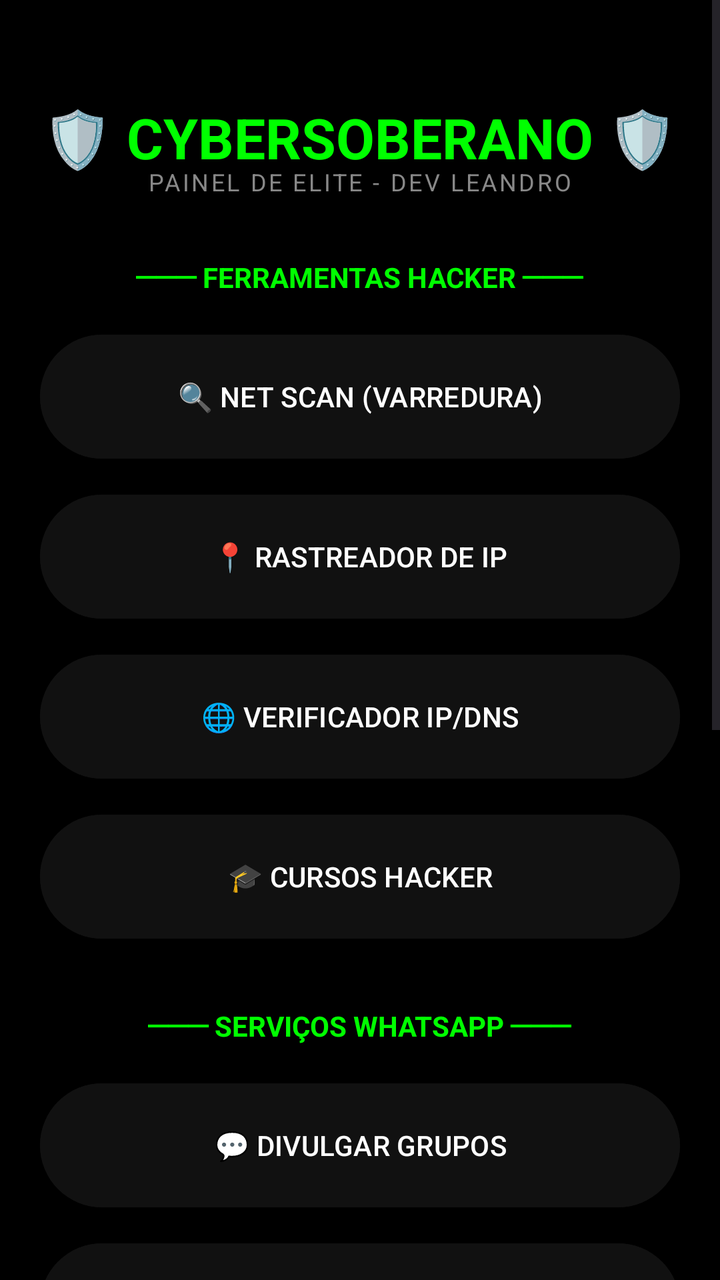
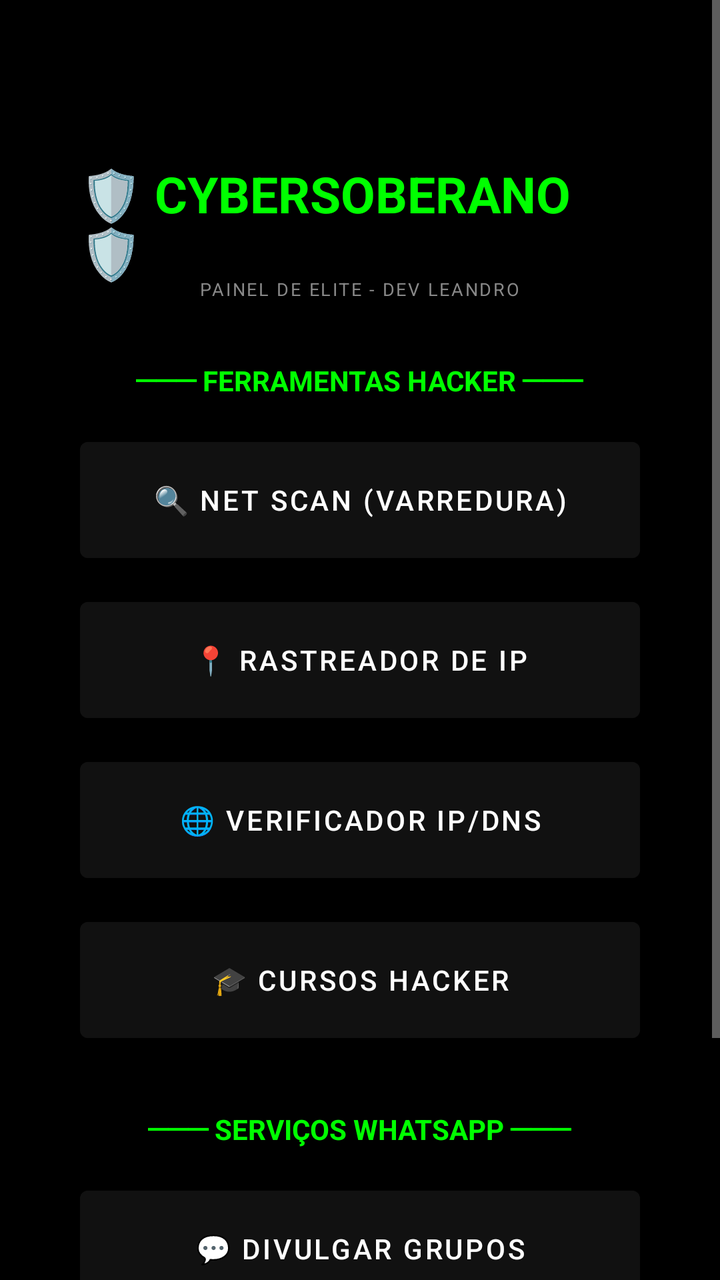

Two renders of the same Android screen: before a commit and after it. Below are the layout's source before the change and the commit's diff.
<!-- AndroidManifest.xml: application theme Theme.CyberSoberano -->
<!-- res/layout/activity_main.xml -->
<?xml version="1.0" encoding="utf-8"?>
<ScrollView xmlns:android="http://schemas.android.com/apk/res/android"
    xmlns:tools="http://schemas.android.com/tools"
    android:layout_width="match_parent"
    android:layout_height="match_parent"
    android:background="#000000"
    tools:ignore="HardcodedText">

    <LinearLayout
        android:layout_width="match_parent"
        android:layout_height="wrap_content"
        android:orientation="vertical"
        android:gravity="center_horizontal"
        android:padding="20dp">

        <LinearLayout
            android:layout_width="match_parent"
            android:layout_height="wrap_content"
            android:orientation="vertical"
            android:layout_marginTop="30dp"
            android:layout_marginBottom="30dp"
            android:gravity="center">

            <TextView
                android:layout_width="wrap_content"
                android:layout_height="wrap_content"
                android:text="🛡️ CYBERSOBERANO 🛡️"
                android:textColor="#00FF00"
                android:textSize="28sp"
                android:textStyle="bold" />

            <TextView
                android:layout_width="wrap_content"
                android:layout_height="wrap_content"
                android:layout_marginTop="-5dp"
                android:text="PAINEL DE ELITE - DEV LEANDRO"
                android:textColor="#888888"
                android:textSize="12sp"
                android:letterSpacing="0.1" />
        </LinearLayout>

        <TextView
            android:layout_width="wrap_content"
            android:layout_height="wrap_content"
            android:layout_marginBottom="15dp"
            android:text="─── FERRAMENTAS HACKER ───"
            android:textColor="#00FF00"
            android:textStyle="bold" />

        <Button android:id="@+id/btnNetScan" android:layout_width="match_parent" android:layout_height="70dp" android:layout_marginBottom="10dp" android:backgroundTint="#111111" android:text="🔍 NET SCAN (VARREDURA)" android:textColor="#FFFFFF" />
        <Button android:id="@+id/btnHashGen" android:layout_width="match_parent" android:layout_height="70dp" android:layout_marginBottom="10dp" android:backgroundTint="#111111" android:text="📍 RASTREADOR DE IP" android:textColor="#FFFFFF" />
        <Button android:id="@+id/btnDNS" android:layout_width="match_parent" android:layout_height="70dp" android:layout_marginBottom="10dp" android:backgroundTint="#111111" android:text="🌐 VERIFICADOR IP/DNS" android:textColor="#FFFFFF" />

        <Button android:id="@+id/btnCursos" android:layout_width="match_parent" android:layout_height="70dp" android:layout_marginBottom="30dp" android:backgroundTint="#111111" android:text="🎓 CURSOS HACKER" android:textColor="#FFFFFF" />

        <TextView
            android:layout_width="wrap_content"
            android:layout_height="wrap_content"
            android:layout_marginBottom="15dp"
            android:text="─── SERVIÇOS WHATSAPP ───"
            android:textColor="#00FF00"
            android:textStyle="bold" />

        <Button android:id="@+id/btnGrupos" android:layout_width="match_parent" android:layout_height="70dp" android:layout_marginBottom="10dp" android:backgroundTint="#111111" android:text="💬 DIVULGAR GRUPOS" android:textColor="#FFFFFF" />
        <Button android:id="@+id/btnAlugarBot" android:layout_width="match_parent" android:layout_height="70dp" android:layout_marginBottom="10dp" android:backgroundTint="#111111" android:text="🤖 BOTS PARA WHATSAPP" android:textColor="#FFFFFF" />
        <Button android:id="@+id/btnLinkWhats" android:layout_width="match_parent" android:layout_height="70dp" android:layout_marginBottom="30dp" android:backgroundTint="#111111" android:text="🔗 GERADOR DE LINKS" android:textColor="#FFFFFF" />

        <TextView
            android:layout_width="wrap_content"
            android:layout_height="wrap_content"
            android:layout_marginBottom="15dp"
            android:text="─── MONETIZAÇÃO E EXTRA ───"
            android:textColor="#00FF00"
            android:textStyle="bold" />

        <Button android:id="@+id/btnPremium" android:layout_width="match_parent" android:layout_height="70dp" android:layout_marginBottom="10dp" android:backgroundTint="#111111" android:text="💰 LOJA PREMIUM" android:textColor="#FFFFFF" />
        <Button android:id="@+id/btnAds" android:layout_width="match_parent" android:layout_height="70dp" android:layout_marginBottom="10dp" android:backgroundTint="#111111" android:text="📺 ASSISTIR ADS (FREE)" android:textColor="#FFFFFF" />
        <Button android:id="@+id/btnSuporte" android:layout_width="match_parent" android:layout_height="70dp" android:layout_marginBottom="40dp" android:backgroundTint="#111111" android:text="🛠️ SUPORTE TÉCNICO" android:textColor="#FFFFFF" />

    </LinearLayout>
</ScrollView>
<!-- resources referenced by this layout -->
<resources>
  <style name="Theme.CyberSoberano" parent="Base.Theme.CyberSoberano" />
  <style name="Base.Theme.CyberSoberano" parent="Theme.Material3.DayNight.NoActionBar">
          
          
      </style>
</resources>

<!-- the commit's change to res/layout/activity_main.xml (unified diff, before → after) -->
@@ -11,13 +11,13 @@
         android:layout_height="wrap_content"
         android:orientation="vertical"
         android:gravity="center_horizontal"
-        android:padding="20dp">
+        android:padding="40dp">
 
         <LinearLayout
             android:layout_width="match_parent"
             android:layout_height="wrap_content"
             android:orientation="vertical"
-            android:layout_marginTop="30dp"
+            android:layout_marginTop="40dp"
             android:layout_marginBottom="30dp"
             android:gravity="center">
 
@@ -26,7 +26,7 @@
                 android:layout_height="wrap_content"
                 android:text="🛡️ CYBERSOBERANO 🛡️"
                 android:textColor="#00FF00"
-                android:textSize="28sp"
+                android:textSize="25sp"
                 android:textStyle="bold" />
 
             <TextView
@@ -35,7 +35,7 @@
                 android:layout_marginTop="-5dp"
                 android:text="PAINEL DE ELITE - DEV LEANDRO"
                 android:textColor="#888888"
-                android:textSize="12sp"
+                android:textSize="9sp"
                 android:letterSpacing="0.1" />
         </LinearLayout>
 
@@ -50,7 +50,6 @@
         <Button android:id="@+id/btnNetScan" android:layout_width="match_parent" android:layout_height="70dp" android:layout_marginBottom="10dp" android:backgroundTint="#111111" android:text="🔍 NET SCAN (VARREDURA)" android:textColor="#FFFFFF" />
         <Button android:id="@+id/btnHashGen" android:layout_width="match_parent" android:layout_height="70dp" android:layout_marginBottom="10dp" android:backgroundTint="#111111" android:text="📍 RASTREADOR DE IP" android:textColor="#FFFFFF" />
         <Button android:id="@+id/btnDNS" android:layout_width="match_parent" android:layout_height="70dp" android:layout_marginBottom="10dp" android:backgroundTint="#111111" android:text="🌐 VERIFICADOR IP/DNS" android:textColor="#FFFFFF" />
-
         <Button android:id="@+id/btnCursos" android:layout_width="match_parent" android:layout_height="70dp" android:layout_marginBottom="30dp" android:backgroundTint="#111111" android:text="🎓 CURSOS HACKER" android:textColor="#FFFFFF" />
 
         <TextView
@@ -63,19 +62,7 @@
 
         <Button android:id="@+id/btnGrupos" android:layout_width="match_parent" android:layout_height="70dp" android:layout_marginBottom="10dp" android:backgroundTint="#111111" android:text="💬 DIVULGAR GRUPOS" android:textColor="#FFFFFF" />
         <Button android:id="@+id/btnAlugarBot" android:layout_width="match_parent" android:layout_height="70dp" android:layout_marginBottom="10dp" android:backgroundTint="#111111" android:text="🤖 BOTS PARA WHATSAPP" android:textColor="#FFFFFF" />
-        <Button android:id="@+id/btnLinkWhats" android:layout_width="match_parent" android:layout_height="70dp" android:layout_marginBottom="30dp" android:backgroundTint="#111111" android:text="🔗 GERADOR DE LINKS" android:textColor="#FFFFFF" />
 
-        <TextView
-            android:layout_width="wrap_content"
-            android:layout_height="wrap_content"
-            android:layout_marginBottom="15dp"
-            android:text="─── MONETIZAÇÃO E EXTRA ───"
-            android:textColor="#00FF00"
-            android:textStyle="bold" />
-
-        <Button android:id="@+id/btnPremium" android:layout_width="match_parent" android:layout_height="70dp" android:layout_marginBottom="10dp" android:backgroundTint="#111111" android:text="💰 LOJA PREMIUM" android:textColor="#FFFFFF" />
-        <Button android:id="@+id/btnAds" android:layout_width="match_parent" android:layout_height="70dp" android:layout_marginBottom="10dp" android:backgroundTint="#111111" android:text="📺 ASSISTIR ADS (FREE)" android:textColor="#FFFFFF" />
-        <Button android:id="@+id/btnSuporte" android:layout_width="match_parent" android:layout_height="70dp" android:layout_marginBottom="40dp" android:backgroundTint="#111111" android:text="🛠️ SUPORTE TÉCNICO" android:textColor="#FFFFFF" />
 
     </LinearLayout>
 </ScrollView>
<!-- resource entries referenced after the edit -->
@@ -1,9 +1,25 @@
 <!-- resources referenced by this layout -->
 <resources>
-  <style name="Theme.CyberSoberano" parent="Base.Theme.CyberSoberano" />
-  <style name="Base.Theme.CyberSoberano" parent="Theme.Material3.DayNight.NoActionBar">
-          
-          
+  <style name="Theme.CyberSoberano" parent="Theme.MaterialComponents.NoActionBar">
+          <item name="colorPrimary">#000000</item>
+          <item name="colorPrimaryVariant">#000000</item>
+          <item name="colorOnPrimary">#00FF00</item>
+  
+          <item name="colorSecondary">#00FF00</item>
+          <item name="colorSecondaryVariant">#00CC00</item>
+          <item name="colorOnSecondary">#000000</item>
+  
+          <item name="android:statusBarColor" tools:targetApi="l">#000000</item>
+  
+          <item name="android:windowBackground">#000000</item>
+  
+          <item name="alertDialogTheme">@style/ThemeOverlay.CyberSoberano.Dialog</item>
+          <item name="materialAlertDialogTheme">@style/ThemeOverlay.CyberSoberano.Dialog</item>
+      </style>
+  <style name="ThemeOverlay.CyberSoberano.Dialog" parent="ThemeOverlay.MaterialComponents.MaterialAlertDialog">
+          <item name="colorPrimary">#00FF00</item>
+          <item name="android:textColorPrimary">#00FF00</item>
+          <item name="android:background">#111111</item>
       </style>
 </resources>
 
